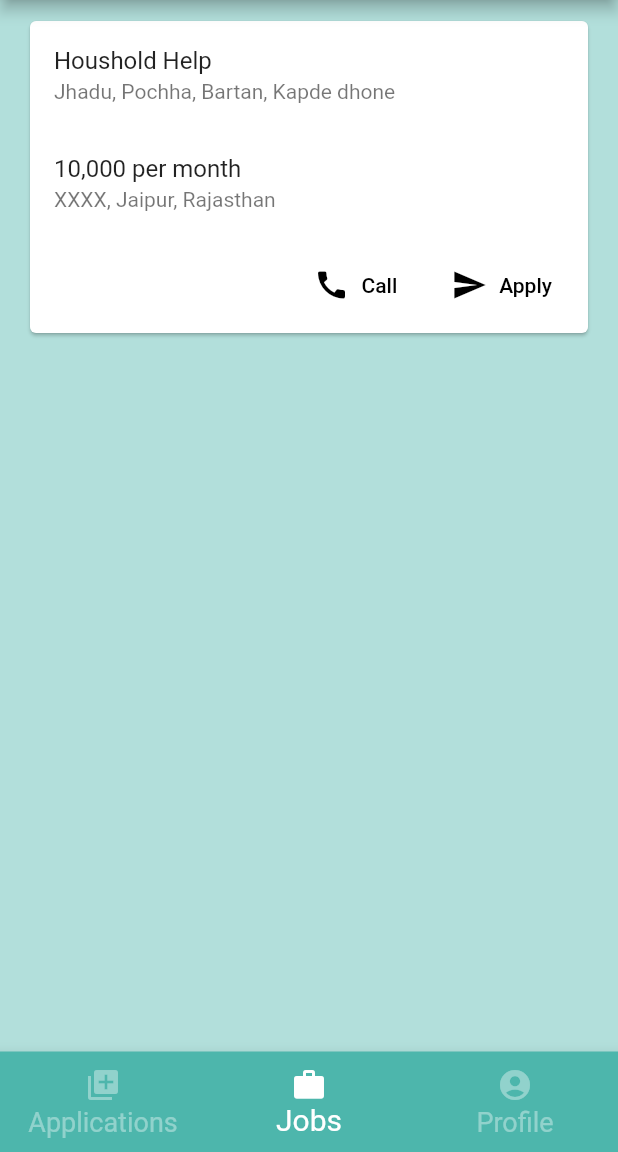
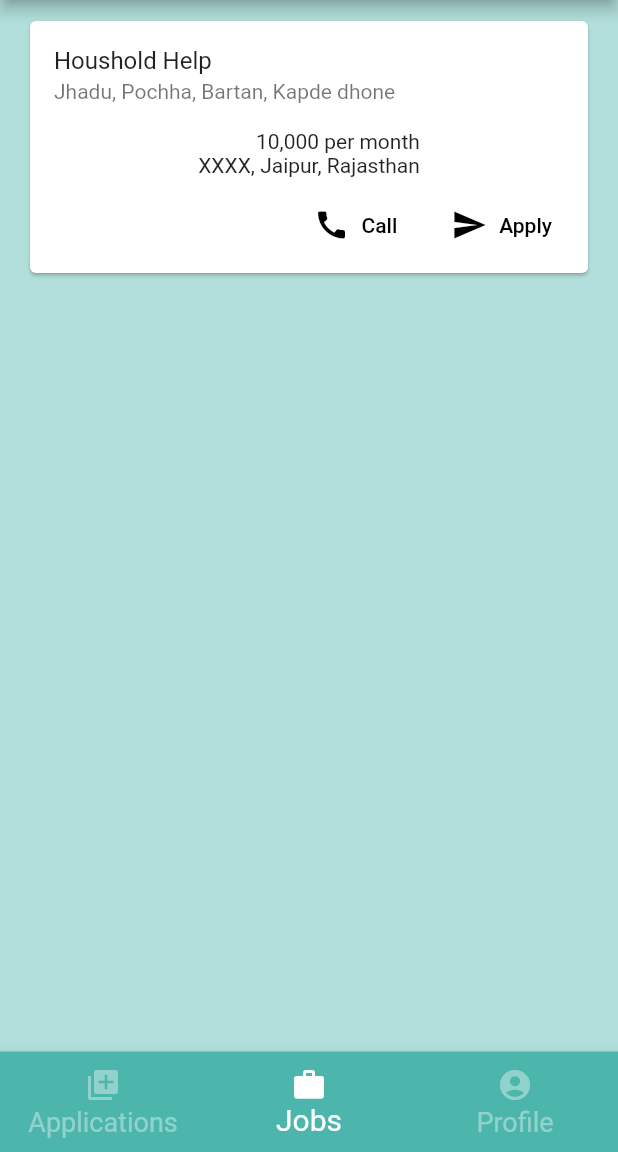
Before and after one commit to Rishika-7/Aatmanirbhar, a Flutter app: the HomeH screen opened directly, on a phone screen of 412 x 824 dp, the part 84-1236 px from its top. Run offline on Flutter 3.47's test engine with Material 2 defaults, Android fonts, the phone set to English and light mode, and no system bars.

```diff
--- a/lib/screens/Hirers/home/HomeH.dart
+++ b/lib/screens/Hirers/home/HomeH.dart
@@ -46,10 +46,13 @@ class _HomeHState extends State<HomeH> {
                 title: Text('Houshold Help'),
                 subtitle: Text('Jhadu, Pochha, Bartan, Kapde dhone'),
               ),
-              ListTile(
-                title: Text('10,000 per month'),
-                subtitle: Text('XXXX, Jaipur, Rajasthan'),
-              ),
+              Column(
+                mainAxisAlignment: MainAxisAlignment.end,
+                crossAxisAlignment: CrossAxisAlignment.end,
+                children: [
+                Text('10,000 per month'),
+                Text('XXXX, Jaipur, Rajasthan'),
+                ]),
               ButtonBar(
               children: <Widget>[
                 FlatButton.icon(
```
Also changed, not shown: lib/screens/Hirers/home/favoritesH.dart (added), lib/screens/Hirers/home/profileH.dart (added).
